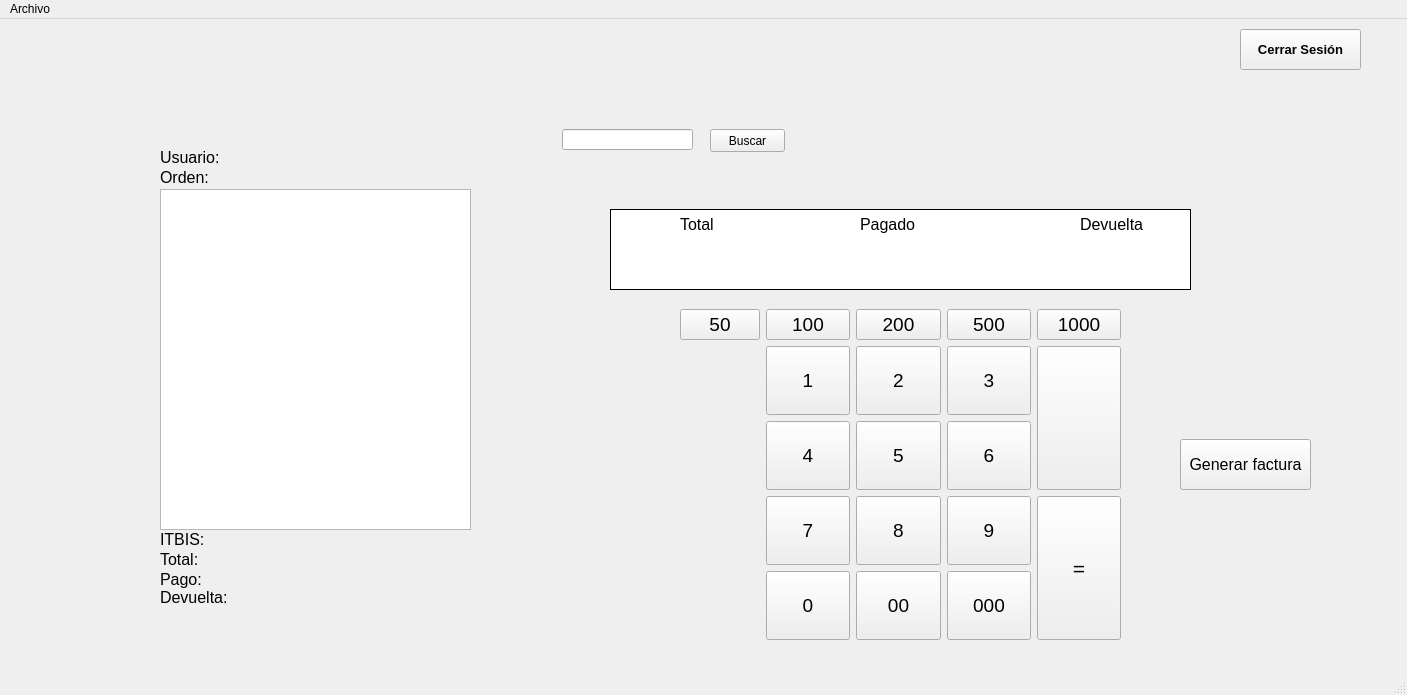
First picture: the form in ui/caja.ui, repository Moises024/sistema_de_caja, before the edit.
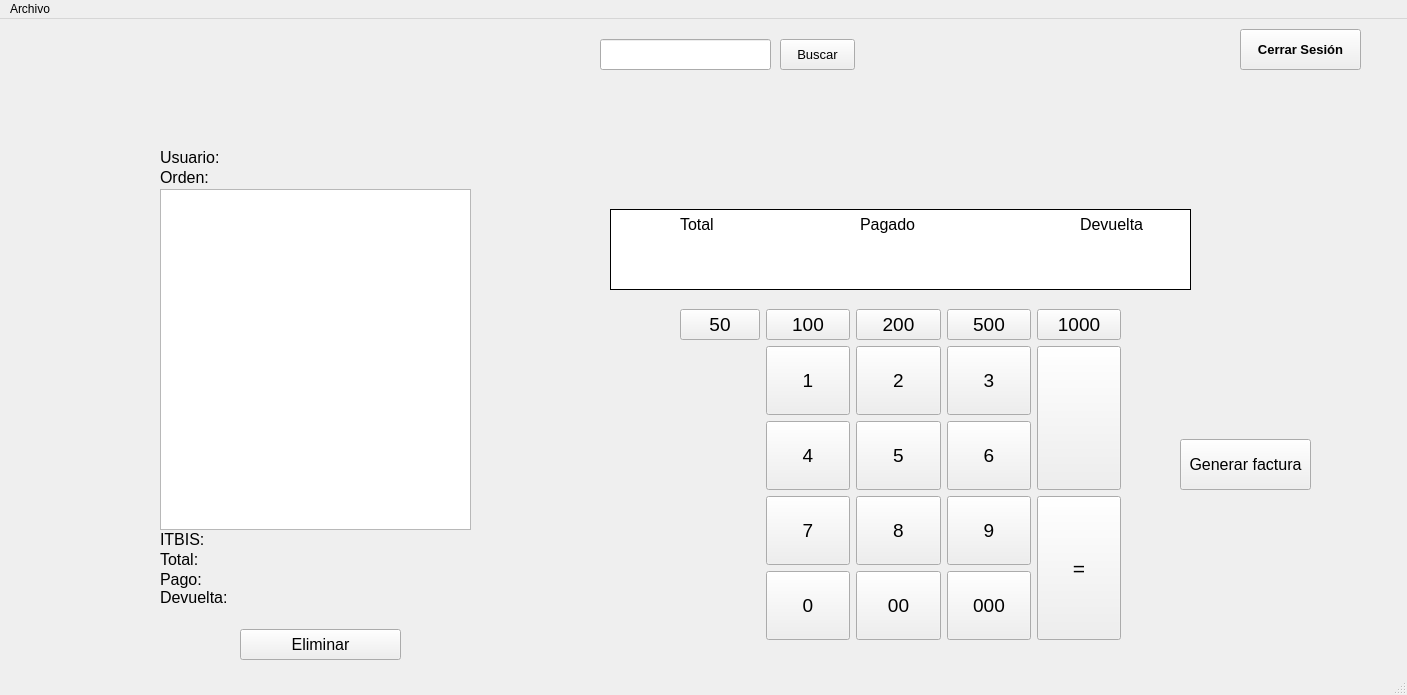
Second picture: the form after the edit. Icons and pictures are not drawn.

Commit message: feat/agregar funciones de la lista

What changed in the file:
```diff
--- a/ui/caja.ui
+++ b/ui/caja.ui
@@ -745,26 +745,49 @@
    <widget class="QLineEdit" name="lineEdit">
     <property name="geometry">
      <rect>
-      <x>562</x>
-      <y>110</y>
-      <width>131</width>
-      <height>21</height>
+      <x>600</x>
+      <y>20</y>
+      <width>171</width>
+      <height>31</height>
      </rect>
     </property>
    </widget>
    <widget class="QPushButton" name="pushButton">
     <property name="geometry">
      <rect>
-      <x>710</x>
-      <y>110</y>
+      <x>780</x>
+      <y>20</y>
       <width>75</width>
-      <height>23</height>
+      <height>31</height>
      </rect>
     </property>
+    <property name="font">
+     <font>
+      <pointsize>10</pointsize>
+     </font>
+    </property>
     <property name="text">
      <string>Buscar</string>
     </property>
    </widget>
+   <widget class="QPushButton" name="btn_eliminar_lista">
+    <property name="geometry">
+     <rect>
+      <x>240</x>
+      <y>610</y>
+      <width>161</width>
+      <height>31</height>
+     </rect>
+    </property>
+    <property name="font">
+     <font>
+      <pointsize>12</pointsize>
+     </font>
+    </property>
+    <property name="text">
+     <string>Eliminar</string>
+    </property>
+   </widget>
    <zorder>label</zorder>
    <zorder>gridLayoutWidget</zorder>
    <zorder>label_2</zorder>
```
Left out of the diff: 9 changed lines with no effect on the pictures. The commit also changes 3 other files.
